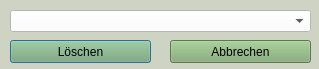
koc-schule/bewertungsrechner, file windows/deletedialog.ui: the form before one commit.
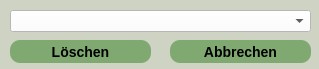
The form after the commit.

Patch:
```diff
--- a/windows/deletedialog.ui
+++ b/windows/deletedialog.ui
@@ -39,7 +39,12 @@
     </rect>
    </property>
    <property name="styleSheet">
-    <string notr="true">background-color: rgb(127, 169, 112);</string>
+    <string notr="true">background-color: rgb(127, 169, 112);
+border-style: outset;
+porder-width: 2px;
+border-radius:  10px;
+border-color: white;
+font: bold 14px;</string>
    </property>
    <property name="text">
     <string>Löschen</string>
@@ -55,7 +60,12 @@
     </rect>
    </property>
    <property name="styleSheet">
-    <string notr="true">background-color: rgb(127, 169, 112);</string>
+    <string notr="true">background-color: rgb(127, 169, 112);
+border-style: outset;
+porder-width: 2px;
+border-radius:  10px;
+border-color: white;
+font: bold 14px;</string>
    </property>
    <property name="text">
     <string>Abbrechen</string>
```
